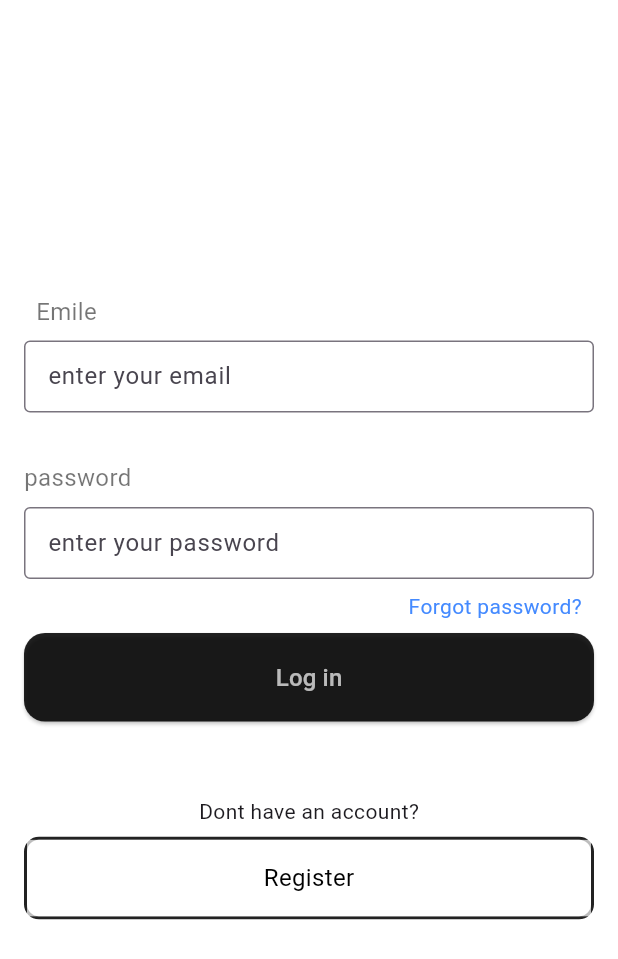
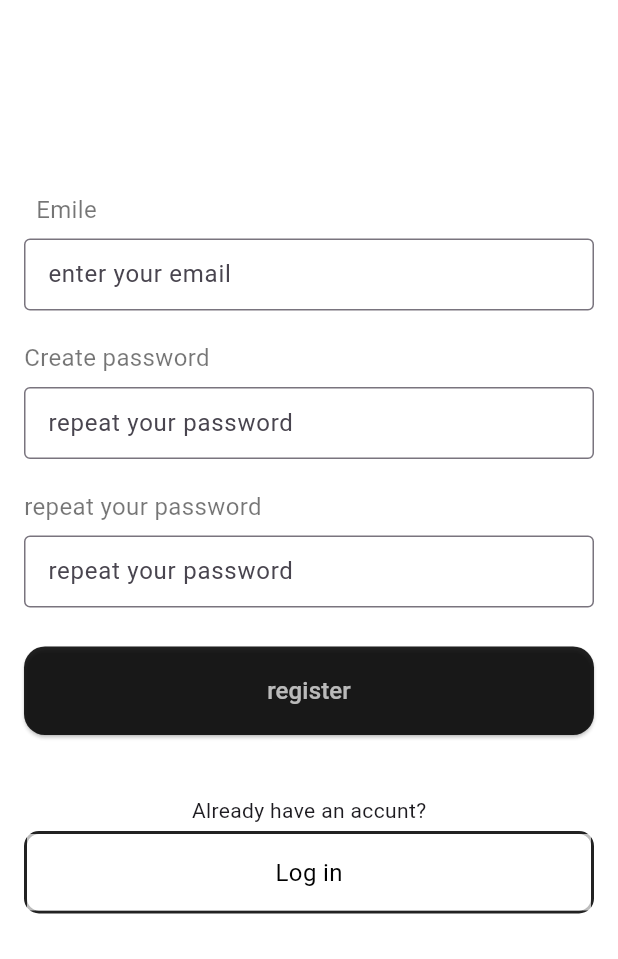
Before and after one commit to amiralimus/thermocall_amirali, a Flutter app: the screen it shows after launch, on a phone screen of 412 x 824 dp. Shown: the top 959 px of the screen. Run offline on Flutter 3.47's test engine with Material 3 defaults, Android fonts, the light colour scheme and no system bars.

Commit message:
creat an accunt ui

```diff
--- /dev/null
+++ b/lib/creat_accunt/view/creat_accunt_ui.dart
@@ -0,0 +1,118 @@
+import 'package:flutter/cupertino.dart';
+import 'package:flutter/material.dart';
+
+import '../../log_in/view/log_in_ui.dart';
+
+class Creat_accunt_1 extends StatelessWidget {
+  const Creat_accunt_1({super.key});
+
+  @override
+  Widget build(BuildContext context) {
+    return Scaffold(
+      backgroundColor: Colors.white70,
+      body: Padding(
+        padding:
+            const EdgeInsets.only(top: 120, left: 16, right: 16, bottom: 32),
+        child:
+            Column(crossAxisAlignment: CrossAxisAlignment.stretch, children: [
+          Padding(
+            padding: const EdgeInsets.all(8.0),
+            child: Text(
+              'Emile',
+              style: TextStyle(color: textcolor, fontSize: 16),
+            ),
+          ),
+          Padding(
+            padding: const EdgeInsets.only(bottom: 20),
+            child: textfild1,
+          ),
+          Padding(
+            padding: const EdgeInsets.only(bottom: 8),
+            child: Text(
+              'Create password',
+              style: TextStyle(color: textcolor, fontSize: 16),
+            ),
+          ),
+          Padding(
+            padding: const EdgeInsets.only(bottom: 20),
+            child: textfild3,
+          ),
+          Padding(
+            padding: const EdgeInsets.only(bottom: 8),
+            child: Text(
+              'repeat your password',
+              style: TextStyle(color: textcolor, fontSize: 16),
+            ),
+          ),
+          Padding(
+            padding: const EdgeInsets.only(bottom: 26),
+            child: textfild3,
+          ),
+          boton3,
+              Padding(
+                  padding: const EdgeInsets.only(top: 40),
+                  child: Align(
+                      alignment: Alignment.center,
+                      child: Text('Already have an accunt?'))
+              ),
+              Padding(
+                padding: const EdgeInsets.only(top:4),
+                child: boton4,
+              ),
+        ]),
+      ),
+    );
+  }
+}
+
+var textfild3 = TextField(
+  //تکست فیلد هایی که در صفحه اول استفاده میشن
+  style: TextStyle(
+    color: Colors.black54, // رنگ متن
+    fontSize: 10, // اندازه متن
+  ),
+
+  decoration: InputDecoration(
+    labelText: 'repeat your password',
+    border: OutlineInputBorder(
+      borderSide: BorderSide(color: Colors.black54, width: 1.3), // استایل حاشیه
+    ),
+  ),
+);
+var boton3 = ElevatedButton(
+  onPressed: () {
+    // این قسمت مربوط به عملکرد دکمه است، می‌توانید کد مربوط به انجام عملیات مورد نظرتان را اینجا وارد کنید
+  },
+  style: ButtonStyle(
+    shape: MaterialStateProperty.all<RoundedRectangleBorder>(
+      RoundedRectangleBorder(
+        borderRadius: BorderRadius.circular(14),
+      ),
+    ),
+    backgroundColor: MaterialStateProperty.all<Color>(Colors.black87),
+    // تغییر رنگ دکمه به رنگ آبی
+    minimumSize: MaterialStateProperty.all<Size>(
+        Size(150, 59)), // تغییر اندازه دکمه به 150 در 50
+  ),
+  child: Text(
+    'register',
+    style: TextStyle(
+        fontSize: 16.0,
+        color: Colors.white70), // سایز و فونت متن را می‌توانید تغییر دهید
+  ),
+);
+var boton4=Container(
+  width: 55,
+  height: 55,
+  decoration: BoxDecoration(
+    border: Border.all(color: Colors.black87, width: 2),
+    borderRadius: BorderRadius.circular(10,), // برای گوشه‌های گرد
+  ),
+  child: Scaffold(
+      backgroundColor: Colors.white70,
+      body: Center(
+        child: Text('Log in',style: TextStyle(color: Colors.black, fontSize: 16),
+        ) ,
+      )
+  ),
+);
--- a/lib/main.dart
+++ b/lib/main.dart
@@ -1,7 +1,7 @@
-
 import 'package:flutter/cupertino.dart';
 import 'package:flutter/material.dart';
 
+import 'creat_accunt/view/creat_accunt_ui.dart';
 import 'log_in/view/log_in_ui.dart';
 
 void main() {
@@ -14,10 +14,8 @@ class MyApp extends StatelessWidget {
   @override
   Widget build(BuildContext context) {
     return MaterialApp(
-      home:
-    Log_In_1(),
+      home: Creat_accunt_1(),
+      //Log_In_1(),
     );
-
-
   }
 }
```
